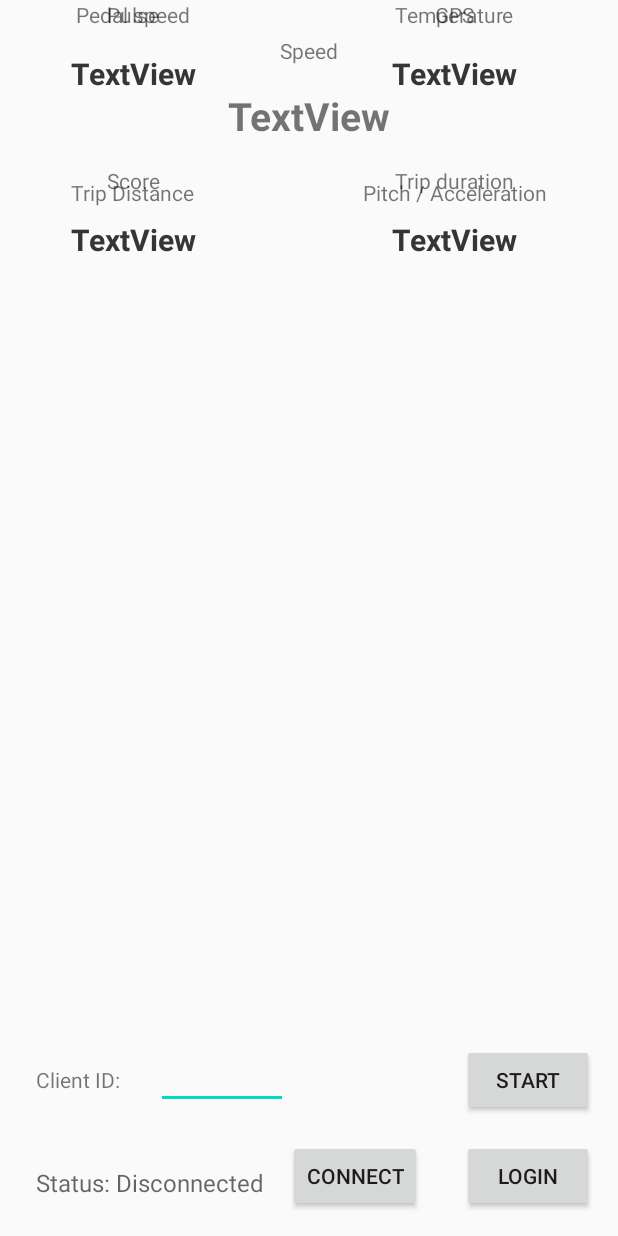
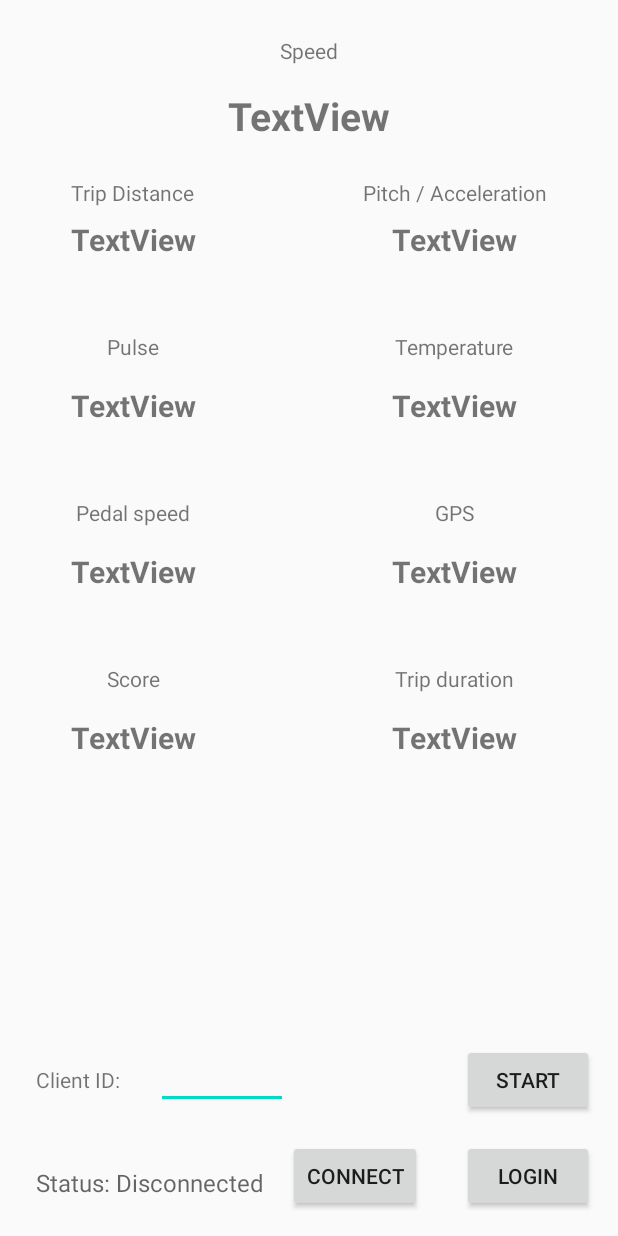
Before and after one commit to Max-Leopold/MeBike, an Android app: the layout main_display.xml on its own in the app's theme, with its tools: preview values and no code run, on a phone screen of 412 x 824 dp. Run offline under Robolectric (Android 15) with nearby library versions, the light colour scheme and no system bars; network calls fail.

```diff
--- a/MeBikeApp/app/src/main/java/de/hhn/mebike/mebikeapp/util/NetworkManager.java
+++ b/MeBikeApp/app/src/main/java/de/hhn/mebike/mebikeapp/util/NetworkManager.java
@@ -36,7 +36,7 @@ public class NetworkManager {
             boolean success = false;
             try {
                 URL url = new URL(urlString);
-                urlConnection = connect(url, Method.POST);
+                urlConnection = connect(url, Method.GET);
                 result = readResultJson(urlConnection);
                 Log.d("GET RESULT:", "Received: " + result);
                 success = true;
--- a/MeBikeApp/app/src/main/res/layout/activity_tour_overview.xml
+++ b/MeBikeApp/app/src/main/res/layout/activity_tour_overview.xml
@@ -57,6 +57,8 @@
         android:layout_height="wrap_content"
         android:layout_marginTop="24dp"
         android:text="@string/tourOverview"
+        android:textSize="20sp"
+        android:textStyle="bold"
         app:layout_constraintEnd_toEndOf="parent"
         app:layout_constraintStart_toStartOf="parent"
         app:layout_constraintTop_toTopOf="parent" />
--- a/MeBikeApp/app/src/main/res/layout/main_display.xml
+++ b/MeBikeApp/app/src/main/res/layout/main_display.xml
@@ -78,7 +78,7 @@
         app:layout_constraintTop_toTopOf="@+id/distanceLabel" />
 
     <TextView
-        android:id="@+id/distanceOverviewValue"
+        android:id="@+id/distanceValue"
         android:layout_width="wrap_content"
         android:layout_height="wrap_content"
         android:layout_marginTop="8dp"
@@ -109,10 +109,10 @@
         android:text="@string/pulse_label"
         app:layout_constraintEnd_toEndOf="@+id/distanceLabel"
         app:layout_constraintStart_toStartOf="@+id/distanceLabel"
-        app:layout_constraintTop_toBottomOf="@+id/distanceValue" />
+        app:layout_constraintTop_toBottomOf="@+id/pitchValue" />
 
     <TextView
-        android:id="@+id/avrgPulseValue"
+        android:id="@+id/pulseValue"
         android:layout_width="wrap_content"
         android:layout_height="wrap_content"
         android:layout_marginTop="16dp"
@@ -152,7 +152,7 @@
         android:text="@string/rpm_value"
         app:layout_constraintEnd_toEndOf="@+id/pulseLabel"
         app:layout_constraintStart_toStartOf="@+id/pulseLabel"
-        app:layout_constraintTop_toBottomOf="@+id/pulseValue" />
+        app:layout_constraintTop_toBottomOf="@+id/temperatureValue" />
 
     <TextView
         android:id="@+id/rpmValue"
@@ -174,7 +174,7 @@
         android:text="@string/gps_label"
         app:layout_constraintEnd_toEndOf="@+id/temperatureLabel"
         app:layout_constraintStart_toStartOf="@+id/temperatureLabel"
-        app:layout_constraintTop_toBottomOf="@+id/pulseValue" />
+        app:layout_constraintTop_toBottomOf="@+id/temperatureValue" />
 
     <TextView
         android:id="@+id/gpsValue"
```
Also changed, not shown: MeBikeApp/app/src/main/java/de/hhn/mebike/mebikeapp/TourOverview.java (+35 -28 lines).
